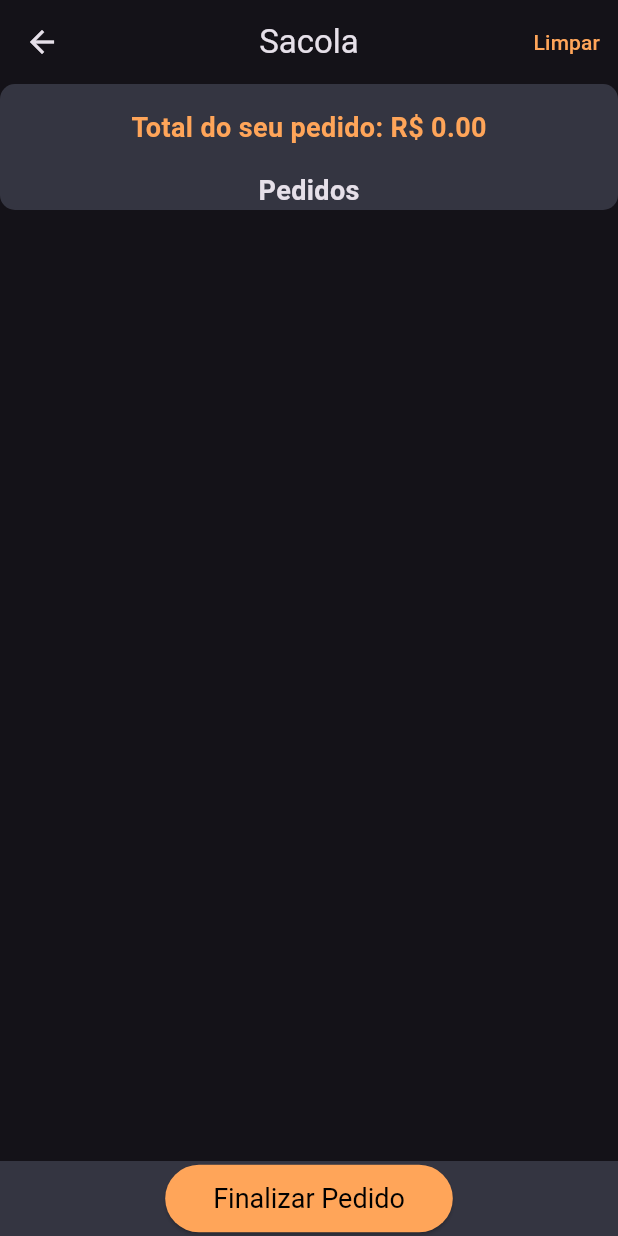
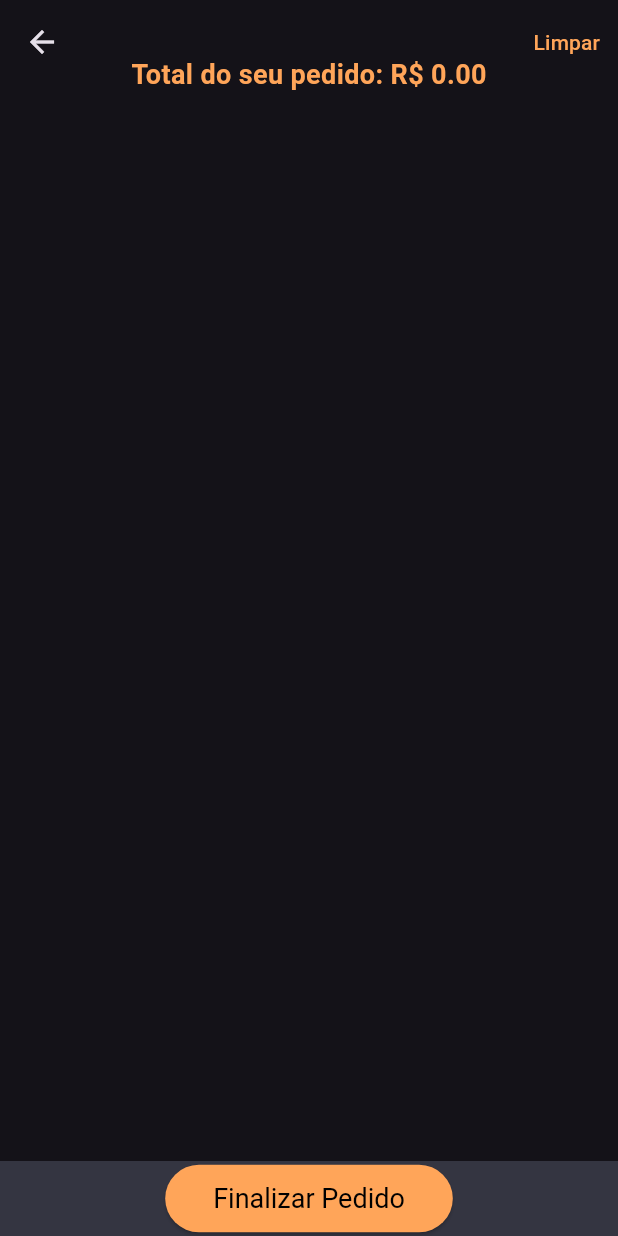
Before and after one commit to TarcizioDantas/ImersaoAluraMobile04-2025, a Flutter app: the CheckoutScreen screen opened directly, on a phone screen of 412 x 824 dp. Run offline on Flutter 3.47's test engine with Material 3 defaults, Android fonts, the phone set to English and light mode, and no system bars; our stand-ins replace badges.

Commit message:
Update sacola

```diff
--- a/app_delivery_mobile/lib/ui/checkout/checkout_screen.dart
+++ b/app_delivery_mobile/lib/ui/checkout/checkout_screen.dart
@@ -12,7 +12,7 @@ class CheckoutScreen extends StatelessWidget {
    Widget build(BuildContext context) {
     BagProvider bagProvider = Provider.of<BagProvider>(context);
        return Scaffold(
-        appBar: AppBar(
+        /*appBar: AppBar(
           title: Text("Sacola"),
           actions: [
             TextButton(onPressed: (){
@@ -23,38 +23,39 @@ class CheckoutScreen extends StatelessWidget {
             ),
           ],
           centerTitle: true,
+        ),*/
+           body: CustomScrollView(
+             slivers: [
+                SliverAppBar(
+                  actions: [
+                    TextButton(onPressed: (){
+                      bagProvider.clearBag();
+                      Navigator.pop(context);
+                    },
+                      child: Text("Limpar", style: TextStyle(color: AppColors.mainColor),),
                     ),
-           body: SingleChildScrollView(
-             child: Column(
-               crossAxisAlignment: CrossAxisAlignment.stretch,
-               children: [
-                 Container(
-                    decoration: BoxDecoration(
-                      color: AppColors.lightBackgroundColor,
-                      borderRadius: BorderRadius.circular(10),
+                  ],
+                  title: Text(""),
+                  pinned: true,
+                  expandedHeight: 100,
+                  floating: false,
+                  flexibleSpace: Center(
+                    child: Container(
+                    padding: EdgeInsets.all(16),
+                    child: Text('Total do seu pedido: R\$ ${bagProvider.dishesOnBag.fold(0, (previousValue, element) => previousValue + element.price).toStringAsFixed(2)}', style: TextStyle(fontSize: 18, fontWeight: FontWeight.bold, color: AppColors.mainColor),
                     ),
-                   child: Column(
-                     children: [
-                       Padding(
-                         padding: const EdgeInsets.all(16.0),
-                         child: Text('Total do seu pedido: R\$ ${bagProvider.dishesOnBag.fold(0, (previousValue, element) => previousValue + element.price).toStringAsFixed(2)}', style: TextStyle(fontSize: 18, fontWeight: FontWeight.bold, color: AppColors.mainColor),),
-                       ),
-                       Text("Pedidos", style: TextStyle(fontSize: 18, fontWeight: FontWeight.bold),),
-                     ],
                   ),
                   ),
 
-                 //LISTA DE PEDIDOS
-                 Padding(
-                   padding: const EdgeInsets.all(12.0),
-                   child: Column(
-                     spacing: 8,
-                     children:
-                     List.generate(bagProvider.getMapByAmount().keys.length,
-                     (index){
+                ),
+               SliverList(
+                 delegate: SliverChildBuilderDelegate(
+                   (context, index) {
                      Dish dish = bagProvider.getMapByAmount().keys.toList()[index];
-
-                      return Container(
+                      // Exibe os pratos que estão na sacola em lista
+                     return Padding(
+                       padding: const EdgeInsets.fromLTRB(12, 2, 12, 2),
+                       child: Container(
                            decoration: BoxDecoration(
                              color: AppColors.lightBackgroundColor,
                              borderRadius: BorderRadius.circular(10),
@@ -66,13 +67,14 @@ class CheckoutScreen extends StatelessWidget {
                                ),
                              ],
                            ),
+                           //Lista dos pratos
                           child: ListTile(
                              leading: Image.asset('assets/${dish.imagePath}', width: 48,
                              height: 48,
                              ),
                              title: Text(dish.name),
                              subtitle: Text('R\$ ${dish.price.toStringAsFixed(2)}'),
-                           trailing: Row(
+                             trailing: Row(//adiciona ou remove pratos
                               mainAxisSize: MainAxisSize.min,
                                children: [
                                  IconButton(onPressed: (){
@@ -85,17 +87,20 @@ class CheckoutScreen extends StatelessWidget {
                                ],
                              ),
                            ),
+                        ),
                      );
-
                    },
+                   //Tamanho da lista
+                   childCount: bagProvider.getMapByAmount().length,
                  ),
                ),
-
+               SliverToBoxAdapter(
+                 child: SizedBox(height: 70,),
                ),
-                 SizedBox(height: 50,),
              ],
            ),
-           ),
+
+           // Exibe o botão de finalizar pedido na parte inferior da tela
            bottomSheet: Container(
              height: 50,
              color: AppColors.lightBackgroundColor,
```
Also changed, not shown: app_delivery_mobile/lib/ui/checkout/copia.dart (added, +86 -0 lines). Lines whose indentation alone changed are shown as unchanged.
